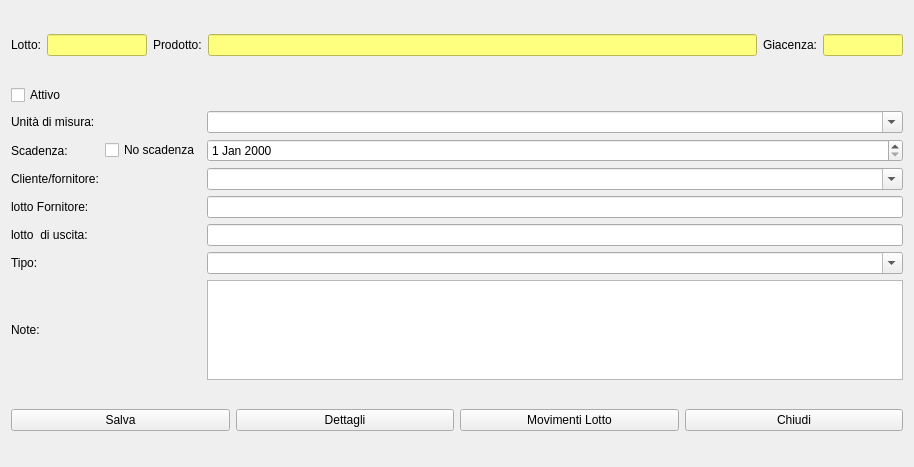
fblabs/hamlet-mod-sancon, file hmodifylot.ui: the form before one commit.
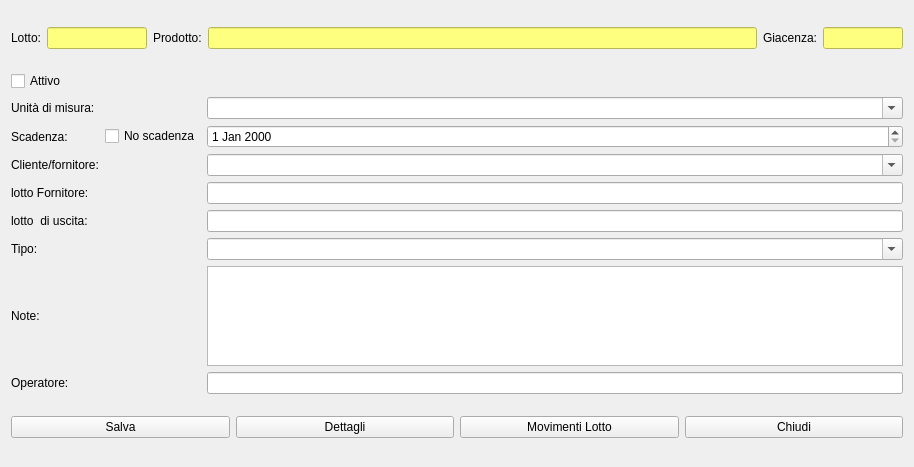
The form after the commit. Icons and pictures are not drawn.

Commit message: 2.9.8 - modificati permessi per programmazione - Stampa lotti - aggiunto operatore come campo a sé e relativa ricerca in HLotti

Diff of the .ui file:
```diff
--- a/hmodifylot.ui
+++ b/hmodifylot.ui
@@ -226,6 +226,16 @@
        </property>
       </widget>
      </item>
+     <item row="9" column="0">
+      <widget class="QLabel" name="label_11">
+       <property name="text">
+        <string>Operatore:</string>
+       </property>
+      </widget>
+     </item>
+     <item row="9" column="2">
+      <widget class="QLineEdit" name="leOperatore"/>
+     </item>
     </layout>
    </item>
    <item>
```
Left out of the diff: 20 changed lines with no effect on the pictures. The commit also changes 51 other files.
